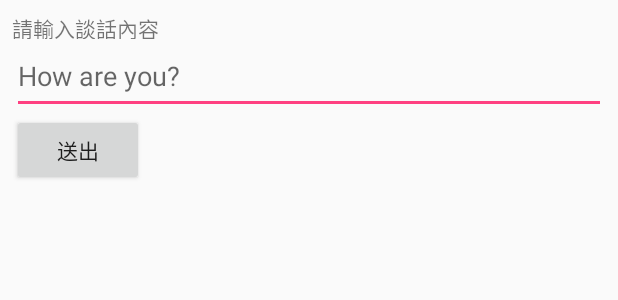
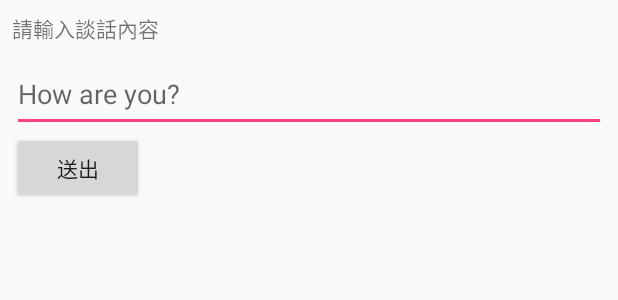
Before and after one commit to TwilightNight/AndroidLesson1_Intent, an Android app: the layout activity_main.xml on its own in the app's theme, with its tools: preview values and no code run, on a phone screen of 412 x 824 dp. Shown: the top 300 px of the screen. Run offline under Robolectric (Android 15) with nearby library versions, the phone set to English and light mode, and no system bars.

```diff
--- a/app/src/main/AndroidManifest.xml
+++ b/app/src/main/AndroidManifest.xml
@@ -13,6 +13,7 @@
                 <category android:name="android.intent.category.LAUNCHER"></category>
             </intent-filter>
         </activity>
+        <activity android:name=".Chat"></activity>
     </application>
 
 </manifest>
--- a/app/src/main/res/layout/activity.xml
+++ b/app/src/main/res/layout/activity_main.xml
@@ -5,15 +5,18 @@
     android:orientation="vertical">
 
     <TextView
+        android:id="@+id/activity_main_text"
         android:layout_width="match_parent"
-        android:layout_height="18dp"
+        android:layout_height="30dp"
         android:text="請輸入談話內容"/>
 
     <EditText
+        android:id="@+id/activity_main_edit"
         android:layout_width="match_parent"
         android:layout_height="50dp"
         android:hint="How are you?"/>
     <Button
+        android:id="@+id/activity_main_button"
         android:layout_width="wrap_content"
         android:layout_height="wrap_content"
         android:text="送出"/>
```
Also changed, not shown: app/src/main/java/com/example/shana/chat/Chat.java (added, +21 -0 lines), app/src/main/java/com/example/shana/chat/Main.java (+25 -0 lines), 2 other files.
